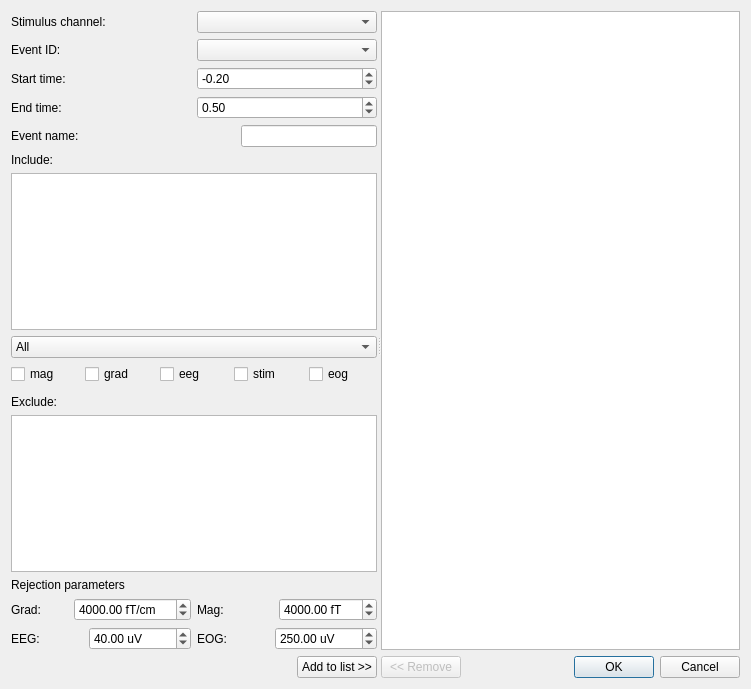
Old version of the form hoksotin/ui/qt4Designer/parameterDialog.ui in the repository cibr-jyu/meggie.
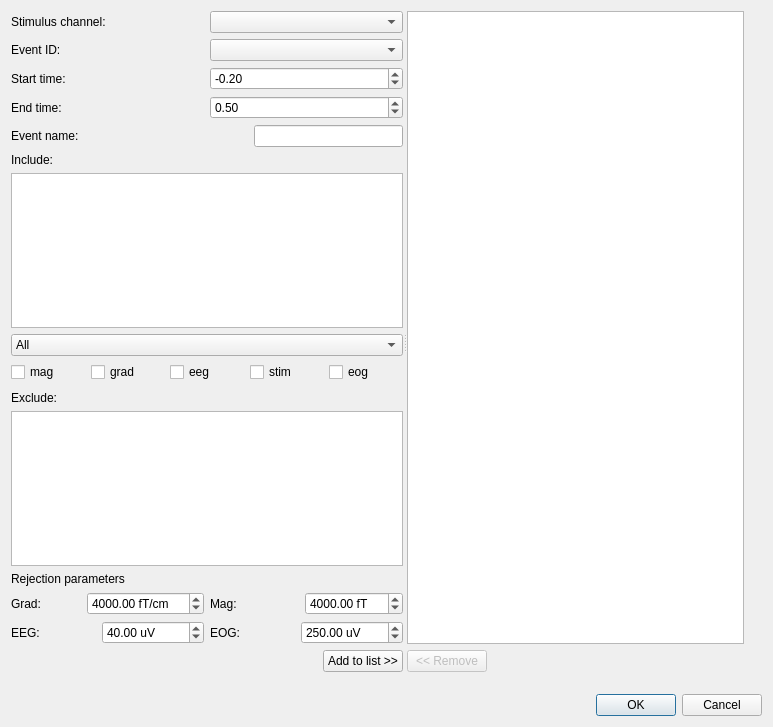
New version of the form.

Diff of the .ui file:
```diff
--- a/hoksotin/ui/qt4Designer/parameterDialog.ui
+++ b/hoksotin/ui/qt4Designer/parameterDialog.ui
@@ -9,8 +9,8 @@
    <rect>
     <x>0</x>
     <y>0</y>
-    <width>751</width>
-    <height>689</height>
+    <width>773</width>
+    <height>727</height>
    </rect>
   </property>
   <property name="windowTitle">
@@ -18,7 +18,37 @@
   </property>
   <layout class="QGridLayout" name="gridLayout">
    <item row="0" column="0">
+    <widget class="QScrollArea" name="scrollArea">
+     <property name="frameShape">
+      <enum>QFrame::NoFrame</enum>
+     </property>
+     <property name="widgetResizable">
+      <bool>true</bool>
+     </property>
+     <widget class="QWidget" name="scrollAreaWidgetContents">
+      <property name="geometry">
+       <rect>
+        <x>0</x>
+        <y>0</y>
+        <width>755</width>
+        <height>680</height>
+       </rect>
+      </property>
+      <property name="minimumSize">
+       <size>
+        <width>741</width>
+        <height>675</height>
+       </size>
+      </property>
     <widget class="QSplitter" name="splitter">
+       <property name="geometry">
+        <rect>
+         <x>0</x>
+         <y>0</y>
+         <width>733</width>
+         <height>661</height>
+        </rect>
+       </property>
      <property name="orientation">
       <enum>Qt::Horizontal</enum>
      </property>
@@ -470,7 +500,15 @@
            </property>
           </spacer>
          </item>
-         <item>
+          </layout>
+         </item>
+        </layout>
+       </widget>
+      </widget>
+     </widget>
+    </widget>
+   </item>
+   <item row="1" column="0">
           <widget class="QDialogButtonBox" name="cancelOkButtonBox">
            <property name="enabled">
             <bool>true</bool>
@@ -481,12 +519,6 @@
            <property name="standardButtons">
             <set>QDialogButtonBox::Cancel|QDialogButtonBox::Ok</set>
            </property>
-          </widget>
-         </item>
-        </layout>
-       </item>
-      </layout>
-     </widget>
     </widget>
    </item>
   </layout>
```
Lines whose indentation alone changed are shown as unchanged.
